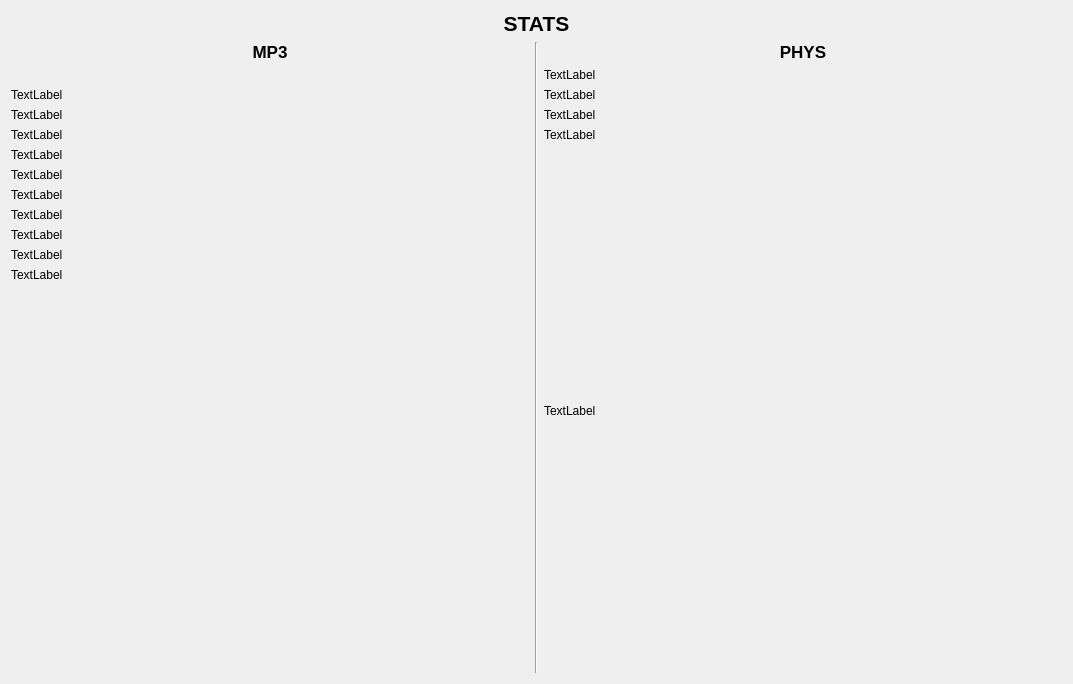
Old version of the form projet-musique/core/ongletstats.ui in the repository toopoormaghell/projet-musique.
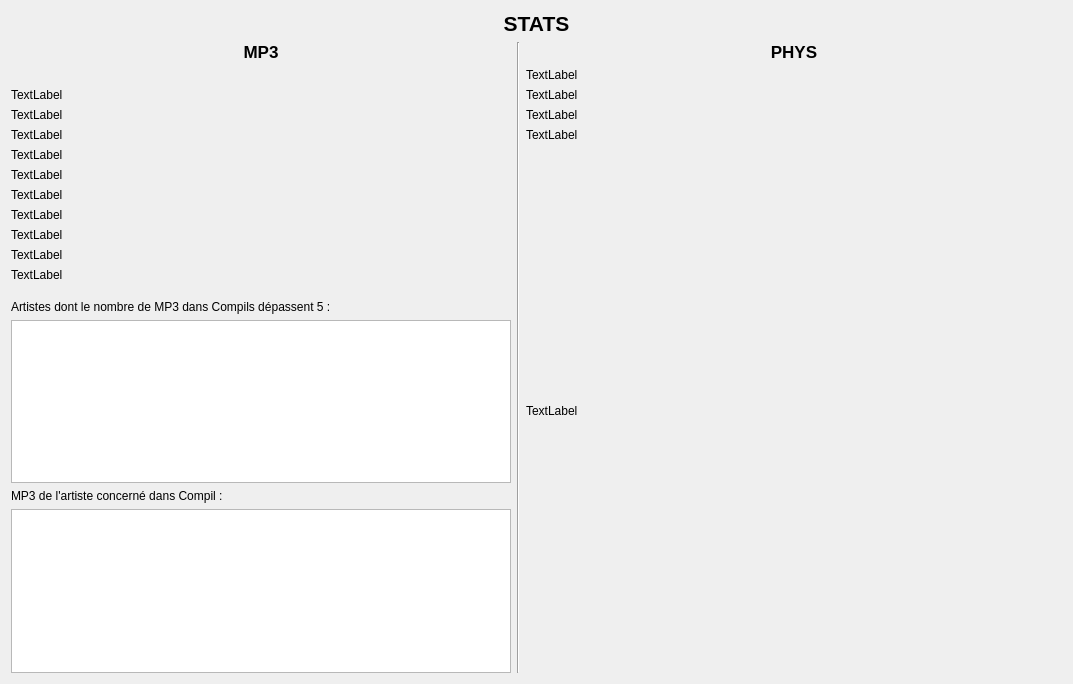
New version of the form.

Diff of the .ui file:
```diff
--- a/projet-musique/core/ongletstats.ui
+++ b/projet-musique/core/ongletstats.ui
@@ -147,6 +147,46 @@
          </property>
         </spacer>
        </item>
+       <item>
+        <widget class="QLabel" name="Art">
+         <property name="maximumSize">
+          <size>
+           <width>500</width>
+           <height>16777215</height>
+          </size>
+         </property>
+         <property name="text">
+          <string>Artistes dont le nombre de MP3 dans Compils dépassent 5 :</string>
+         </property>
+        </widget>
+       </item>
+       <item>
+        <widget class="QListWidget" name="ArtistesDansCompil">
+         <property name="maximumSize">
+          <size>
+           <width>500</width>
+           <height>16777215</height>
+          </size>
+         </property>
+        </widget>
+       </item>
+       <item>
+        <widget class="QLabel" name="label_4">
+         <property name="text">
+          <string>MP3 de l'artiste concerné dans Compil :</string>
+         </property>
+        </widget>
+       </item>
+       <item>
+        <widget class="QListWidget" name="MP3Artiste5">
+         <property name="maximumSize">
+          <size>
+           <width>500</width>
+           <height>16777215</height>
+          </size>
+         </property>
+        </widget>
+       </item>
       </layout>
      </item>
      <item>
```
